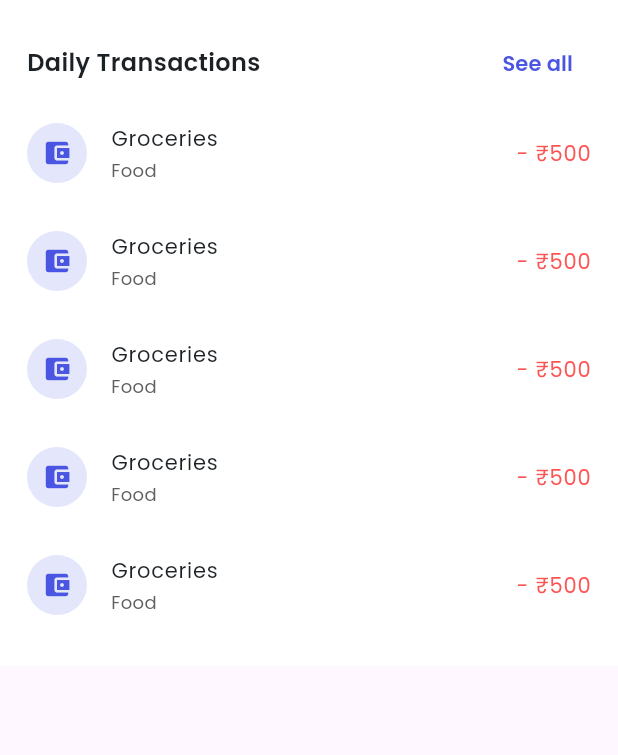
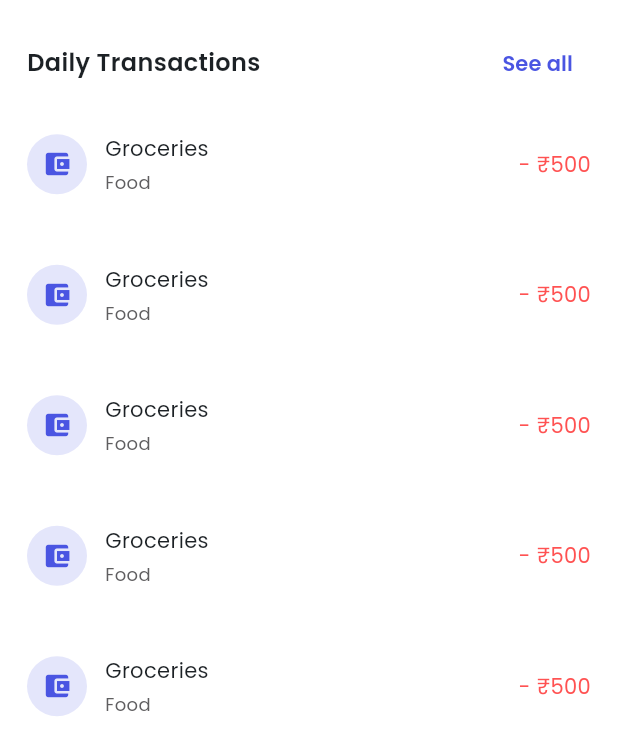
Before and after one commit to AtharvaParkale/expense-tracker, a Flutter app: the TransactionListWidget widget shown alone on an empty page, opened directly, on a phone screen of 412 x 824 dp. Shown: the top 755 px of the screen. Run offline on Flutter 3.47's test engine with Material 3 defaults, Android fonts, the phone set to English and light mode, and no system bars; our stand-ins replace bloc, flutter_bloc, fpdart, get_it, google_sign_in, internet_connection_checker_plus and 3 more; accounts and stored records are empty.

Commit message:
:memo: add shimmer logic for txns

```diff
--- a/lib/features/dashboard/presentation/widgets/base_ui_component_widget.dart
+++ b/lib/features/dashboard/presentation/widgets/base_ui_component_widget.dart
@@ -1,7 +1,5 @@
 import 'package:expense_tracker_app/features/dashboard/presentation/widgets/dashboard_base_bottom_sheet_widget.dart';
 import 'package:flutter/material.dart';
-
-import 'dashboard_floating_card.dart';
 
 class BaseUIComponentWidget extends StatelessWidget {
   const BaseUIComponentWidget({super.key, required this.floatingWidget});
@@ -19,10 +17,7 @@ class BaseUIComponentWidget extends StatelessWidget {
           alignment: Alignment.bottomCenter,
           child: Stack(
             clipBehavior: Clip.none,
-            children: [
-              const DashboardBaseBottomSheetWidget(),
-              floatingWidget,
-            ],
+            children: [const DashboardBaseBottomSheetWidget(), floatingWidget],
           ),
         ),
       ],
--- a/lib/features/dashboard/presentation/widgets/transaction_list_widget.dart
+++ b/lib/features/dashboard/presentation/widgets/transaction_list_widget.dart
@@ -1,3 +1,4 @@
+import 'package:expense_tracker_app/core/common/widgets/shimmer_widget.dart';
 import 'package:expense_tracker_app/core/constants/app_font_weigth.dart';
 import 'package:expense_tracker_app/core/theme/app_pallete.dart';
 import 'package:expense_tracker_app/core/theme/app_text_theme.dart';
@@ -20,47 +21,80 @@ class TransactionListWidget extends StatelessWidget {
     );
   }
 
-  ListView _buildList() {
-    return ListView.builder(
-      shrinkWrap: true,
-      physics: const NeverScrollableScrollPhysics(),
-      itemCount: 5,
-      itemBuilder: (context, index) {
-        return ListTile(
-          contentPadding: EdgeInsets.zero,
-          leading: _buildIcon(),
-          title: Text(
-            "Groceries",
+  Widget _buildList() {
+    return ShimmerWidget(
+      isLoading: false,
+      child: ListView.builder(
+        shrinkWrap: true,
+        physics: const NeverScrollableScrollPhysics(),
+        itemCount: 5,
+        itemBuilder: (context, index) {
+          return Container(
+            margin: const EdgeInsets.symmetric(vertical: 8),
+            padding: const EdgeInsets.symmetric(vertical: 15),
+            decoration: BoxDecoration(
+              color: Colors.white, // background for shimmer
+              borderRadius: BorderRadius.circular(12),
+            ),
+            child: _buildTile(),
+          );
+        },
+      ),
+    );
+  }
+
+  Row _buildTile() {
+    return Row(
+      children: [
+        _buildIcon(),
+        const SizedBox(width: 12),
+        _buildHeaderSection(),
+        _buildAmountWidget(),
+      ],
+    );
+  }
+
+  Text _buildAmountWidget() {
+    return Text(
+      "- ₹500",
+      style: appTextTheme.bodyMedium?.copyWith(
+        color: Colors.redAccent,
+        fontWeight: AppFontWeight.semiBold,
+      ),
+    );
+  }
+
+  Expanded _buildHeaderSection() {
+    return Expanded(
+      child: Column(
+        crossAxisAlignment: CrossAxisAlignment.start,
+        children: [
+          Text(
+            "Groceries", // your actual text
             style: appTextTheme.bodyMedium?.copyWith(
               color: AppPallete.bgBlack,
               fontWeight: AppFontWeight.semiBold,
             ),
           ),
-          subtitle: Text(
-            "Food",
+          const SizedBox(height: 4),
+          Text(
+            "Food", // your actual subtitle
             style: appTextTheme.bodySmall?.copyWith(
               color: AppPallete.greyColor,
               fontWeight: AppFontWeight.medium,
             ),
           ),
-          trailing: Text(
-            "- ₹500",
-            style: appTextTheme.bodyMedium?.copyWith(
-              color: Colors.redAccent,
-              fontWeight: AppFontWeight.semiBold,
-            ),
-          ),
-        );
-      },
+        ],
+      ),
     );
   }
 
   Container _buildIcon() {
     return Container(
-      padding: const EdgeInsets.all(10),
+      width: 40,
+      height: 40,
       decoration: BoxDecoration(
         color: AppPallete.primaryColor.withOpacity(0.15),
-        // light purple bg
         shape: BoxShape.circle,
       ),
       child: const Icon(
```
